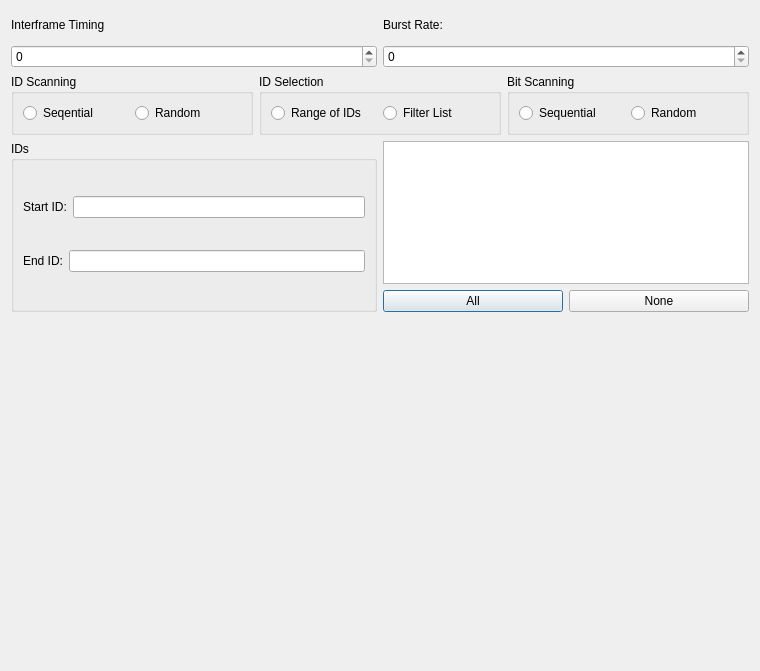
Qt form fuzzingwindow.ui (collin80/SavvyCAN) before a commit.
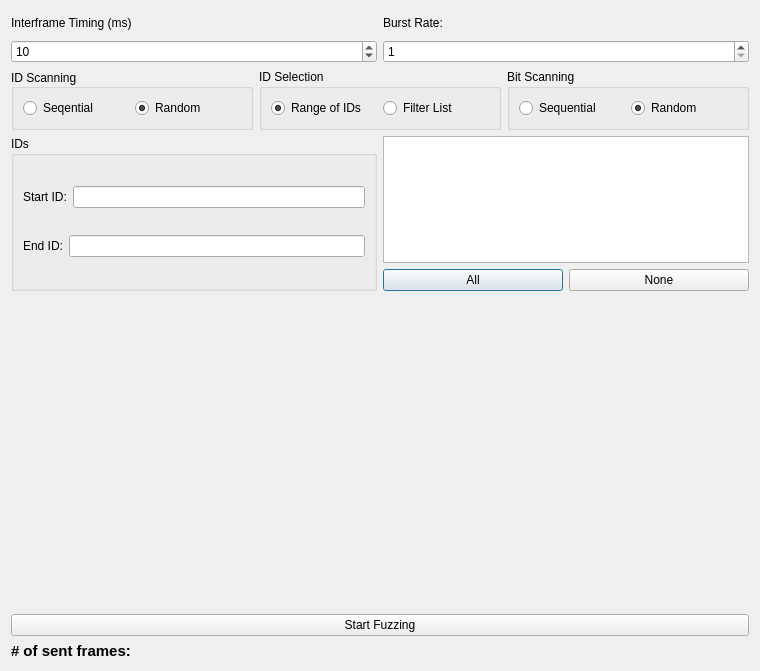
The same form after that commit. Custom widgets are drawn as their Qt base class.

Commit message: Upped version number, implemented an incomplete but working version of the fuzzing window.

What changed in the file:
```diff
--- a/fuzzingwindow.ui
+++ b/fuzzingwindow.ui
@@ -13,7 +13,7 @@
   <property name="windowTitle">
    <string>Fuzzing Window</string>
   </property>
-  <layout class="QVBoxLayout" name="verticalLayout" stretch="1,1,3,6">
+  <layout class="QVBoxLayout" name="verticalLayout" stretch="1,1,3,6,0,0">
    <item>
     <layout class="QHBoxLayout" name="horizontalLayout">
      <item>
@@ -21,12 +21,19 @@
        <item>
         <widget class="QLabel" name="label">
          <property name="text">
-          <string>Interframe Timing</string>
+          <string>Interframe Timing (ms)</string>
          </property>
         </widget>
        </item>
        <item>
-        <widget class="QSpinBox" name="spinBox"/>
+        <widget class="QSpinBox" name="spinTiming">
+         <property name="maximum">
+          <number>10000</number>
+         </property>
+         <property name="value">
+          <number>10</number>
+         </property>
+        </widget>
        </item>
       </layout>
      </item>
@@ -40,7 +47,17 @@
         </widget>
        </item>
        <item>
-        <widget class="QSpinBox" name="spinBox_2"/>
+        <widget class="QSpinBox" name="spinBurst">
+         <property name="minimum">
+          <number>1</number>
+         </property>
+         <property name="maximum">
+          <number>10</number>
+         </property>
+         <property name="value">
+          <number>1</number>
+         </property>
+        </widget>
        </item>
       </layout>
      </item>
@@ -53,6 +70,9 @@
        <property name="title">
         <string>ID Scanning</string>
        </property>
+       <property name="alignment">
+        <set>Qt::AlignLeading|Qt::AlignLeft|Qt::AlignVCenter</set>
+       </property>
        <layout class="QHBoxLayout" name="horizontalLayout_3">
         <item>
          <widget class="QRadioButton" name="radioButton_2">
@@ -66,6 +86,9 @@
           <property name="text">
            <string>Random</string>
           </property>
+          <property name="checked">
+           <bool>true</bool>
+          </property>
          </widget>
         </item>
        </layout>
@@ -82,6 +105,9 @@
           <property name="text">
            <string>Range of IDs</string>
           </property>
+          <property name="checked">
+           <bool>true</bool>
+          </property>
          </widget>
         </item>
         <item>
@@ -112,6 +138,9 @@
           <property name="text">
            <string>Random</string>
           </property>
+          <property name="checked">
+           <bool>true</bool>
+          </property>
          </widget>
         </item>
        </layout>
@@ -195,6 +224,27 @@
      </property>
     </widget>
    </item>
+   <item>
+    <widget class="QPushButton" name="btnStartStop">
+     <property name="text">
+      <string>Start Fuzzing</string>
+     </property>
+    </widget>
+   </item>
+   <item>
+    <widget class="QLabel" name="lblNumFrames">
+     <property name="font">
+      <font>
+       <pointsize>11</pointsize>
+       <weight>75</weight>
+       <bold>true</bold>
+      </font>
+     </property>
+     <property name="text">
+      <string># of sent frames:</string>
+     </property>
+    </widget>
+   </item>
   </layout>
  </widget>
  <customwidgets>
```
Left out of the diff: 22 changed lines with no effect on the pictures. The commit also changes 6 other files.
